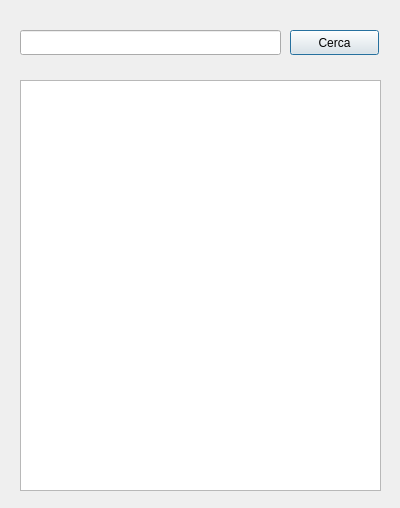
Before: the Qt Designer form finddialog.ui in TommasoBotarelli/MyD14ry, drawn with Qt 5.
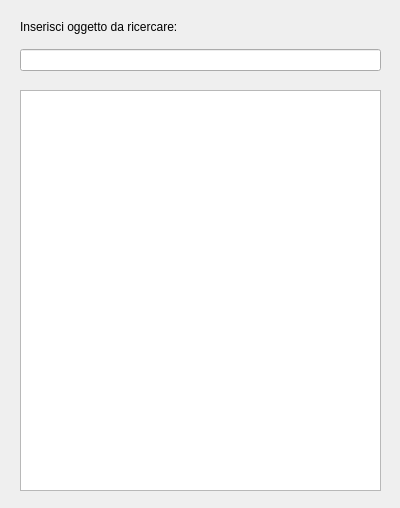
After: the same form once the commit is applied.

Commit message: Rimosso tasto di ricerca su findidalog. la ricerca avviene automatocamente quando inizio a scrivere sulla barra di ricerca di un oggetto. Aggiunta modifica dei parametri completed e catched rispettivamente degli oggetti Activity e shoppingproduct direttamente dalla lista di oggetti ricercati in finddialog.cpp

What changed in the file:
```diff
--- a/finddialog.ui
+++ b/finddialog.ui
@@ -17,34 +17,33 @@
    <property name="geometry">
     <rect>
      <x>20</x>
-     <y>80</y>
+     <y>90</y>
      <width>361</width>
-     <height>411</height>
+     <height>401</height>
     </rect>
    </property>
   </widget>
-  <widget class="QLineEdit" name="findLineEdit">
+  <widget class="QWidget" name="verticalLayoutWidget">
    <property name="geometry">
     <rect>
      <x>20</x>
-     <y>30</y>
-     <width>261</width>
-     <height>25</height>
+     <y>10</y>
+     <width>361</width>
+     <height>61</height>
     </rect>
    </property>
-  </widget>
-  <widget class="QPushButton" name="findButton">
-   <property name="geometry">
-    <rect>
-     <x>290</x>
-     <y>30</y>
-     <width>89</width>
-     <height>25</height>
-    </rect>
-   </property>
-   <property name="text">
-    <string>Cerca</string>
-   </property>
+   <layout class="QVBoxLayout" name="verticalLayout">
+    <item>
+     <widget class="QLabel" name="label">
+      <property name="text">
+       <string>Inserisci oggetto da ricercare:</string>
+      </property>
+     </widget>
+    </item>
+    <item>
+     <widget class="QLineEdit" name="findLineEdit"/>
+    </item>
+   </layout>
   </widget>
  </widget>
  <resources/>
```
The commit also changes 2 other files.
